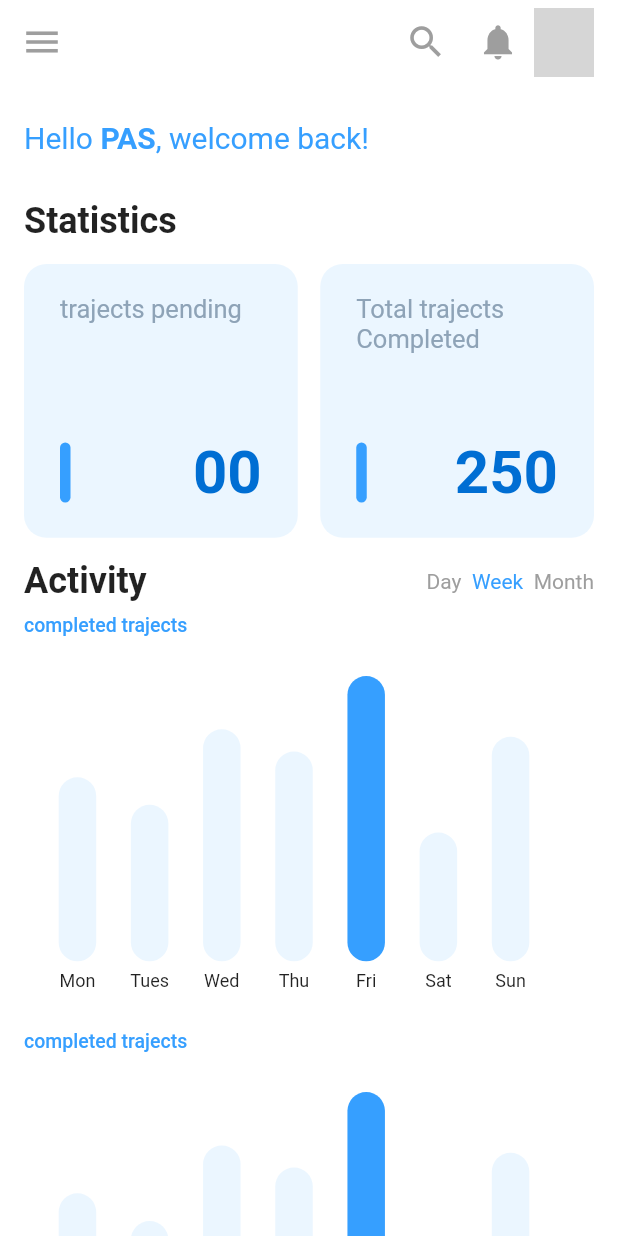
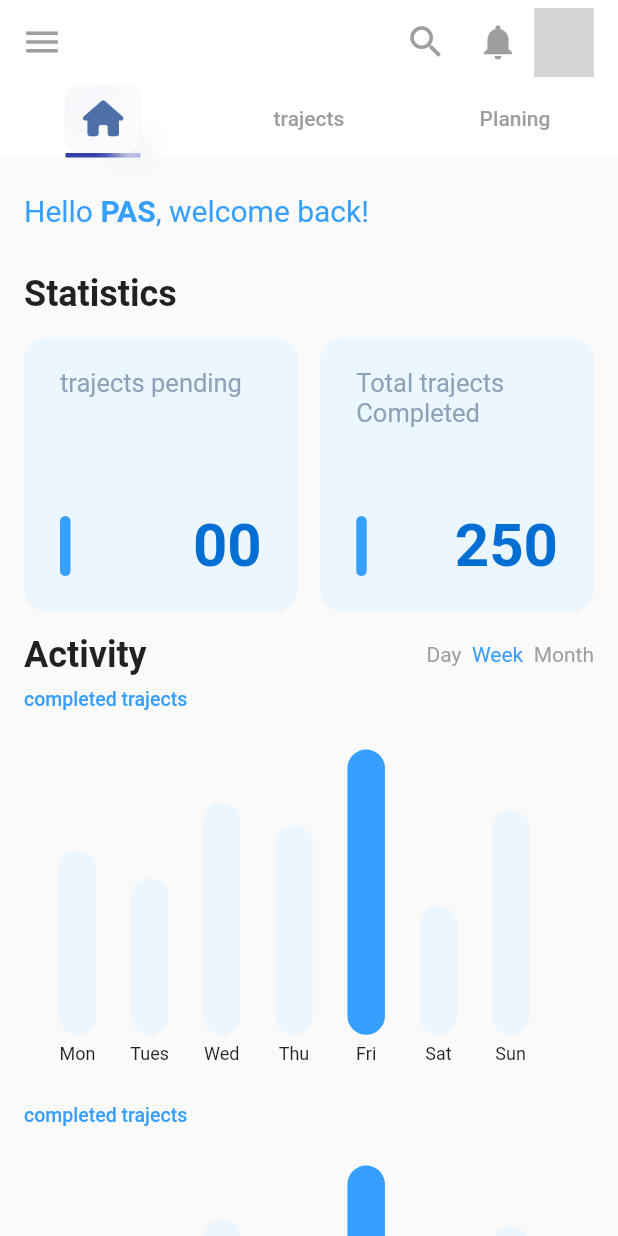
Before and after one commit to abdessamadpas/Sendagest-Transport-Management, a Flutter app: the screen it shows after launch, after a tap on "Login", on a phone screen of 412 x 824 dp. Run offline on Flutter 3.47's test engine with Material 2 defaults, Android fonts, the phone set to English and light mode, and no system bars; drawn by our look-alikes of fl_chart; our stand-ins replace flutter_inset_box_shadow, flutter_screenutil, flutter_switch, font_awesome_flutter, percent_indicator; missing offline and left inert: ternav_icons; network calls fail; grey boxes are pictures that could not be loaded.

Commit message:
fix tab bar & add trajects list

```diff
--- a/lib/model/planing_model.dart
+++ b/lib/model/planing_model.dart
@@ -2,13 +2,15 @@
 
 class Planing {
   final String heading;
-  final String subHeading;
+  final String subHeadingTime;
+  final String subHeadingDriver;
   final Icon icon;
   final Color color;
 
   Planing({
     required this.heading,
-    required this.subHeading,
+    required this.subHeadingTime,
+    required this.subHeadingDriver,
     required this.icon,
     required this.color,
   });
--- /dev/null
+++ b/lib/screens/components/home_screen.dart
@@ -0,0 +1,96 @@
+import 'package:sendatrack/screens/components/chart_container.dart';
+import 'package:sendatrack/widgets/activity_header.dart';
+import 'package:sendatrack/widgets/bar_chart.dart';
+import 'package:sendatrack/widgets/courses_grid.dart';
+import 'package:sendatrack/widgets/projects_grid.dart';
+import 'package:sendatrack/widgets/statistics_grid.dart';
+import 'package:flutter/material.dart' hide BoxDecoration, BoxShadow;
+import '../../constant.dart';
+import '../../widgets/trajects_header.dart';
+import '../../screens/components/side_menu.dart';
+import '../trajects_screen.dart';
+
+import 'package:font_awesome_flutter/font_awesome_flutter.dart';
+import 'package:flutter_inset_box_shadow/flutter_inset_box_shadow.dart';
+
+class Home extends StatefulWidget {
+  const Home({super.key});
+
+  @override
+  State<Home> createState() => _HomeState();
+}
+
+class _HomeState extends State<Home> {
+  @override
+  Widget build(BuildContext context) {
+    return Scaffold(
+      body: SingleChildScrollView(
+        physics: const BouncingScrollPhysics(),
+        child: Padding(
+          padding: const EdgeInsets.symmetric(horizontal: 16.0, vertical: 24),
+          child: Column(
+            crossAxisAlignment: CrossAxisAlignment.stretch,
+            children: [
+              RichText(
+                text: const TextSpan(
+                  text: "Hello ",
+                  style: TextStyle(color: kDarkBlue, fontSize: 20),
+                  children: [
+                    TextSpan(
+                      text: "PAS",
+                      style: TextStyle(
+                          color: kDarkBlue, fontWeight: FontWeight.bold),
+                    ),
+                    TextSpan(
+                      text: ", welcome back!",
+                    ),
+                  ],
+                ),
+              ),
+              const SizedBox(
+                height: 15,
+              ),
+              const SizedBox(
+                height: 15,
+              ),
+              const Text(
+                "Statistics",
+                style: TextStyle(fontSize: 24, fontWeight: FontWeight.bold),
+              ),
+              const SizedBox(
+                height: 15,
+              ),
+              const StatisticsGrid(),
+              const SizedBox(
+                height: 15,
+              ),
+              const ActivityHeader(),
+              const SizedBox(
+                height: 8,
+              ),
+              const Text(
+                "completed trajects",
+                style: TextStyle(
+                    fontSize: 13,
+                    color: kDarkBlue,
+                    fontWeight: FontWeight.w500),
+              ),
+              const ChartContainer(chart: BarChartContent()),
+              const SizedBox(
+                height: 8,
+              ),
+              const Text(
+                "completed trajects",
+                style: TextStyle(
+                    fontSize: 13,
+                    color: kDarkBlue,
+                    fontWeight: FontWeight.w500),
+              ),
+              const ChartContainer(chart: BarChartContent())
+            ],
+          ),
+        ),
+      ),
+    );
+  }
+}
--- a/lib/screens/login_screen.dart
+++ b/lib/screens/login_screen.dart
@@ -182,18 +182,6 @@
                         ),
                       ),
                     ),
-                    Center(
-                      child: RichText(
-                        text: TextSpan(children: <TextSpan>[
-                          TextSpan(
-                              text: "Don't have an account?",
-                              style: TextStyle(color: Colors.grey)),
-                          TextSpan(
-                              text: " Sign Up",
-                              style: TextStyle(color: Color(0xff369FFF))),
-                        ]),
-                      ),
-                    )
                   ],
                 )),
           ),
--- a/lib/screens/main_screen.dart
+++ b/lib/screens/main_screen.dart
@@ -1,22 +1,28 @@
+// ignore_for_file: prefer_const_literals_to_create_immutables, prefer_const_constructors
+
 import 'package:sendatrack/screens/components/chart_container.dart';
 import 'package:sendatrack/widgets/activity_header.dart';
 import 'package:sendatrack/widgets/bar_chart.dart';
 import 'package:sendatrack/widgets/courses_grid.dart';
-import 'package:sendatrack/widgets/planing_grid.dart';
+import 'package:sendatrack/widgets/projects_grid.dart';
 import 'package:sendatrack/widgets/statistics_grid.dart';
-import 'package:flutter/material.dart';
-
+import 'package:flutter/material.dart' hide BoxDecoration, BoxShadow;
 import '../constant.dart';
-import '../widgets/planing_header.dart';
+import '../widgets/trajects_header.dart';
 import '../screens/components/side_menu.dart';
+import 'trajects_screen.dart';
+import 'package:sendatrack/screens/components/home_screen.dart';
+import 'package:font_awesome_flutter/font_awesome_flutter.dart';
+import 'package:flutter_inset_box_shadow/flutter_inset_box_shadow.dart';
 
 class MainScreen extends StatelessWidget {
   const MainScreen({Key? key}) : super(key: key);
 
   @override
   Widget build(BuildContext context) {
-    return Scaffold(
-      backgroundColor: Colors.white,
+    return DefaultTabController(
+        length: 4,
+        child: Scaffold(
           appBar: AppBar(
             elevation: 0,
             backgroundColor: Colors.transparent,
@@ -44,75 +50,66 @@
                 ),
               )
             ],
+            bottom: TabBar(
+                indicatorColor: Color.fromARGB(255, 52, 64, 171),
+                indicatorSize: TabBarIndicatorSize.label,
+                indicatorWeight: 3,
+                tabs: [
+                  Tab(
+                    child: Container(
+                      width: 50,
+                      height: 50,
+                      decoration: BoxDecoration(
+                        borderRadius: BorderRadius.circular(10),
+                        color: Color(0xFF4D70A6).withOpacity(.2),
+                        boxShadow: const [
+                          BoxShadow(
+                            offset: Offset(-20, -20),
+                            blurRadius: 60,
+                            color: Colors.white,
+                            inset: true,
                           ),
-      drawer: const SideMenu(),
-      body: SingleChildScrollView(
-        physics: const BouncingScrollPhysics(),
-        child: Padding(
-          padding: const EdgeInsets.symmetric(horizontal: 16.0, vertical: 24),
-          child: Column(
-            crossAxisAlignment: CrossAxisAlignment.stretch,
-            children: [
-              RichText(
-                text: const TextSpan(
-                  text: "Hello ",
-                  style: TextStyle(color: kDarkBlue, fontSize: 20),
-                  children: [
-                    TextSpan(
-                      text: "PAS",
-                      style: TextStyle(
-                          color: kDarkBlue, fontWeight: FontWeight.bold),
-                    ),
-                    TextSpan(
-                      text: ", welcome back!",
+                          BoxShadow(
+                            offset: Offset(20, 20),
+                            color: Color(0xFFF1F3F6),
+                            spreadRadius: -12.0,
+                            blurRadius: 12.0,
                           ),
                         ],
                       ),
-              ),
-              const SizedBox(
-                height: 15,
-              ),
-              const SizedBox(
-                height: 15,
-              ),
-              const Text(
-                "Statistics",
-                style: TextStyle(fontSize: 24, fontWeight: FontWeight.bold),
-              ),
-              const SizedBox(
-                height: 15,
-              ),
-              const StatisticsGrid(),
-              const SizedBox(
-                height: 15,
-              ),
-              const ActivityHeader(),
-              const SizedBox(
-                height: 8,
-              ),
-              const Text(
-                "completed trajects",
-                style: TextStyle(
-                    fontSize: 13,
-                    color: kDarkBlue,
-                    fontWeight: FontWeight.w500),
-              ),
-              const ChartContainer(chart: BarChartContent()),
-              const SizedBox(
-                height: 8,
-              ),
-              const Text(
-                "completed trajects",
-                style: TextStyle(
-                    fontSize: 13,
-                    color: kDarkBlue,
-                    fontWeight: FontWeight.w500),
-              ),
-              const ChartContainer(chart: BarChartContent())
-            ],
+                      child: Icon(
+                        FontAwesomeIcons.home,
+                        color: Color(0xFF4D70A6),
                       ),
                     ),
                   ),
+                  Tab(
+                    child: Text(
+                      "trajects",
+                      style: TextStyle(color: Colors.grey),
+                    ),
+                  ),
+                  Tab(
+                    child: Text(
+                      "Planing",
+                      style: TextStyle(color: Colors.grey),
+                    ),
+                  ),
+                ]),
+          ),
+          backgroundColor: Colors.white,
+          drawer: const SideMenu(),
+          body: TabBarView(
+            children: [
+              Home(),
+              Trajects(),
+              test('context'),
+            ],
+          ),
+        ));
+  }
+
+  Widget test(String text) => Center(
+        child: Text(text),
       );
 }
-}
--- a/pubspec.yaml
+++ b/pubspec.yaml
@@ -44,7 +44,7 @@
   fl_chart: ^0.36.1
   ternav_icons: ^1.0.0
   percent_indicator: ^4.2.2
-
+  flutter_custom_tab_bar: ^1.2.1
 dev_dependencies:
   flutter_test:
     sdk: flutter
```
Also changed, not shown: lib/data/data.dart (+43 -39 lines), lib/screens/add_traject_page.dart (added, +22 -0 lines), lib/screens/trajects_screen.dart (added, +49 -0 lines), lib/widgets/custom_tabbar.dart (added, +234 -0 lines), lib/widgets/projects_grid.dart (renamed from lib/widgets/planing_grid.dart, +11 -4 lines), lib/widgets/tabBar_icon.dart (added, +38 -0 lines), lib/widgets/trajects_header.dart (renamed from lib/widgets/planing_header.dart, +4 -4 lines), pubspec.lock. Lines whose indentation alone changed are shown as unchanged.
